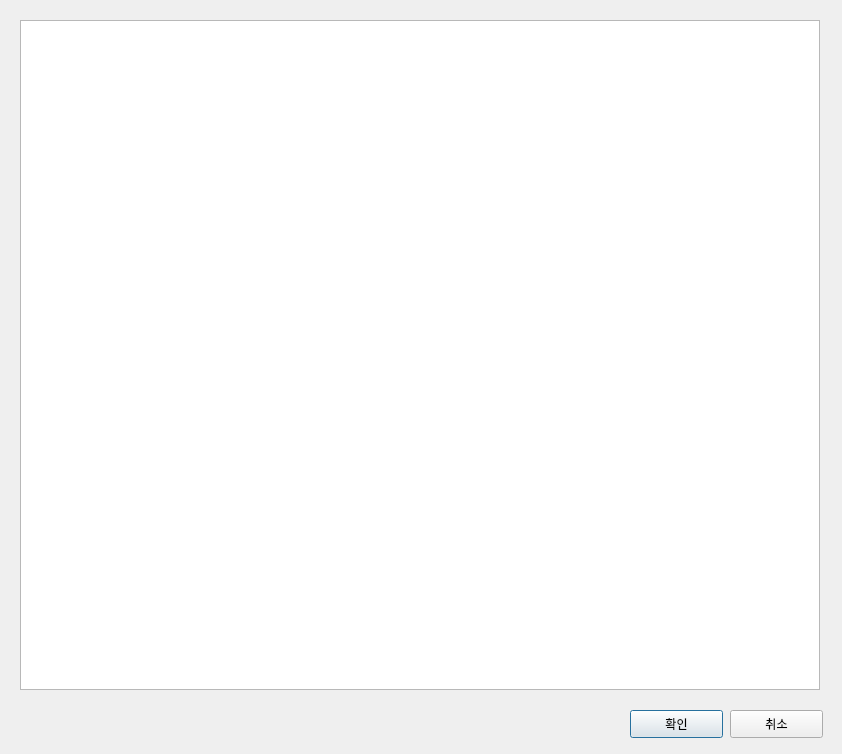
First picture: the form in filterdialog.ui, repository J1nHyeockKim/DGSW2020_Narsha_ChangeEverything, before the edit.
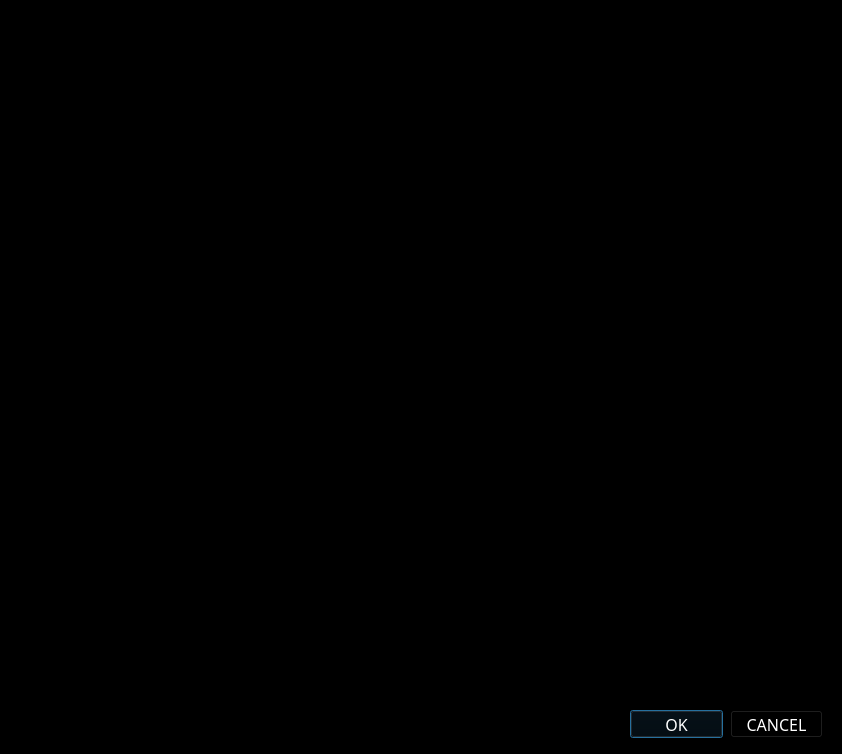
Second picture: the form after the edit.

```diff
--- a/filterdialog.ui
+++ b/filterdialog.ui
@@ -13,6 +13,10 @@
   <property name="windowTitle">
    <string>Dialog</string>
   </property>
+  <property name="styleSheet">
+   <string notr="true">background-color: rgb(0, 0, 0);
+color: rgb(255, 255, 255);</string>
+  </property>
   <widget class="QPushButton" name="okButton">
    <property name="geometry">
     <rect>
@@ -22,8 +26,14 @@
      <height>28</height>
     </rect>
    </property>
+   <property name="font">
+    <font>
+     <family>Jaapokki subtract</family>
+     <pointsize>12</pointsize>
+    </font>
+   </property>
    <property name="text">
-    <string>확인</string>
+    <string>OK</string>
    </property>
   </widget>
   <widget class="QPushButton" name="cancelButton">
@@ -35,8 +45,14 @@
      <height>28</height>
     </rect>
    </property>
+   <property name="font">
+    <font>
+     <family>Jaapokki subtract</family>
+     <pointsize>12</pointsize>
+    </font>
+   </property>
    <property name="text">
-    <string>취소</string>
+    <string>CANCEL</string>
    </property>
   </widget>
   <widget class="QListWidget" name="listWidget">
```
